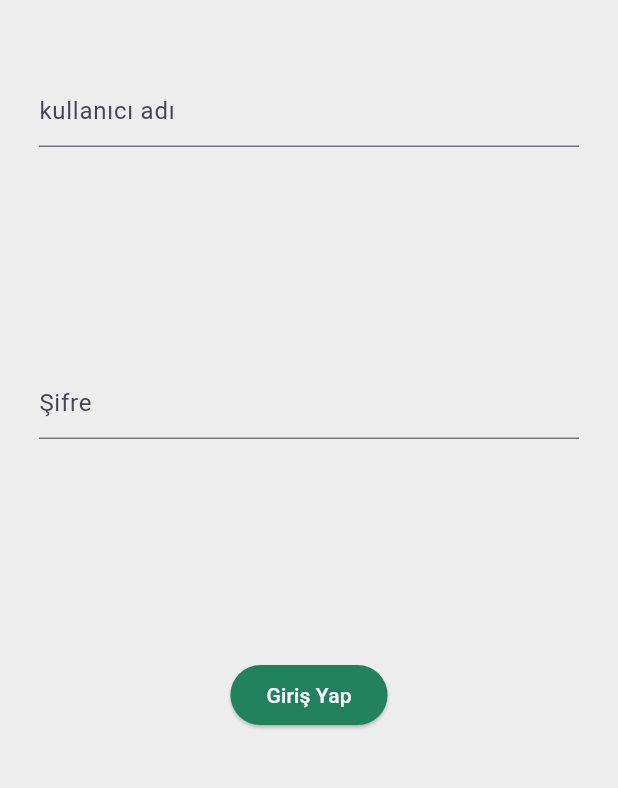
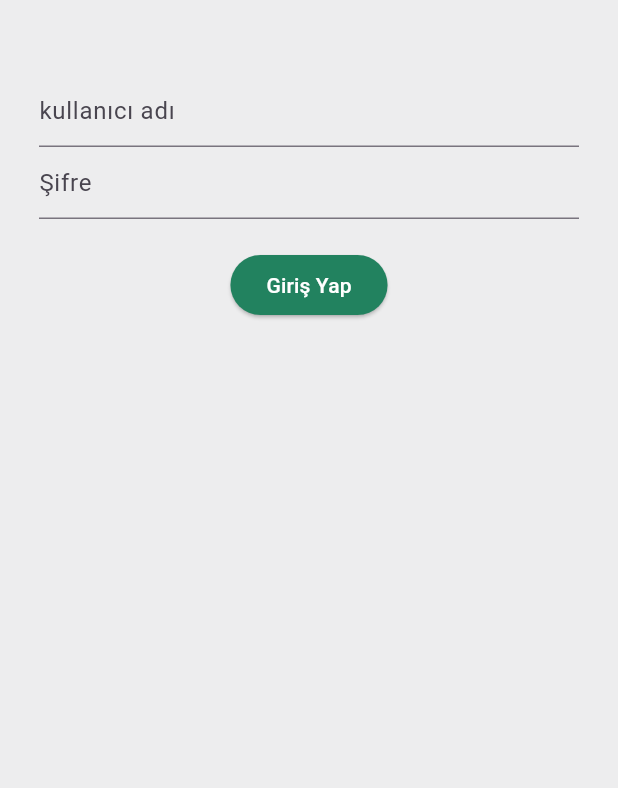
Before and after one commit to erengk/carbon_foodprint_pro, a Flutter app: the screen it shows after launch, on a phone screen of 412 x 824 dp, the part 393-1181 px from its top. Run offline on Flutter 3.47's test engine with Material 3 defaults, Android fonts, the phone set to English and light mode, and no system bars; our stand-ins replace cloud_firestore, firebase_auth, firebase_core; missing offline and left inert: tflite_flutter; accounts and stored records are empty.

Commit message:
login ekranı düzenlendi

```diff
--- a/lib/login_screen.dart
+++ b/lib/login_screen.dart
@@ -20,10 +20,7 @@ class _LoginScreenState extends State<LoginScreen> {
 
   @override
   Widget build(BuildContext context) {
-    var height = MediaQuery
-        .of(context)
-        .size
-        .height;
+    var height = MediaQuery.of(context).size.height;
     String logoImage = "assets/logo.png";
 
     return Scaffold(
@@ -32,7 +29,7 @@ class _LoginScreenState extends State<LoginScreen> {
         title: const Text('Giriş Yap'),
       ),
       backgroundColor: CustomColors.bodyBackgroundColor,
-      body: Padding(
+      body: SingleChildScrollView(
         padding: const EdgeInsets.all(26),
         child: Form(
           child: Column(
@@ -42,23 +39,18 @@ class _LoginScreenState extends State<LoginScreen> {
               const SizedBox(
                 height: 50,
               ),
-              Expanded(
-                flex: 4,
-                child: Container(
-                  child: TextFormField(
-                    controller: _usernameController,
-                    decoration: const InputDecoration(hintText: "kullanıcı adı"),
-                  ),),
+              TextFormField(
+                controller: _usernameController,
+                decoration: const InputDecoration(hintText: "kullanıcı adı"),
               ),
-              Expanded(
-                flex: 4,
-                child: Container(
-                  child: TextFormField(
-                    controller: _passwordController,
-                    decoration: const InputDecoration(hintText: 'Şifre'),
-                    obscureText: true,
-                  ),),),
-
+              TextFormField(
+                controller: _passwordController,
+                decoration: const InputDecoration(hintText: 'Şifre'),
+                obscureText: true,
+              ),
+              SizedBox(
+                height: 20,
+              ),
               CustomElevatedButton(
                 onPressed: () async {
                   String uid = await AuthenticationService().signIn(
@@ -72,8 +64,7 @@ class _LoginScreenState extends State<LoginScreen> {
                     Navigator.pushNamed(context, "/adminRegisterScreen");
                   } else if (uid == "yk1rRtMH7QZfCKGKMYyvq1pXS823") {
                     Navigator.pushNamed(context, "/adminPage");
-                  }
-                  else {
+                  } else {
                     Navigator.push(
                       context,
                       MaterialPageRoute(
@@ -84,15 +75,13 @@ class _LoginScreenState extends State<LoginScreen> {
                 },
                 buttonText: 'Giriş Yap',
               ),
-              Expanded(flex: 1,
-                  child: SizedBox(
-                  )),
             ],
           ),
         ),
       ),
     );
   }
+
   Container imageContainer(String logoImage, double height) {
     return Container(
       height: 180,
```
